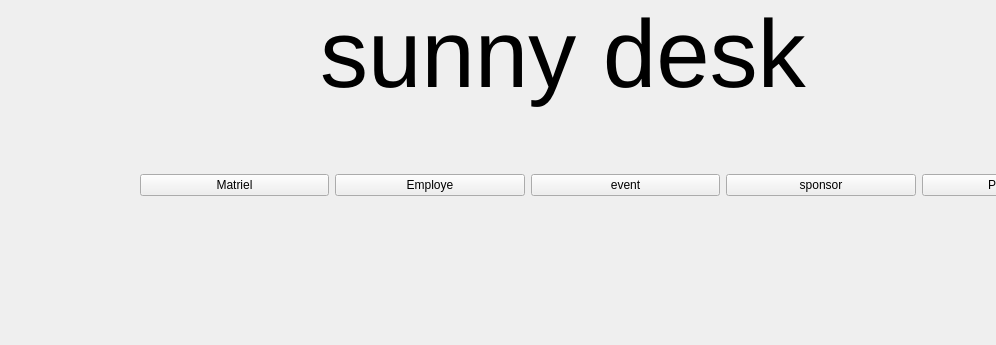
First picture: the form in mainwindow.ui, repository medali141/sunny, before the edit; both pictures show x 0 to 996 and y 0 to 345 of the 1323 by 666 pixel window.
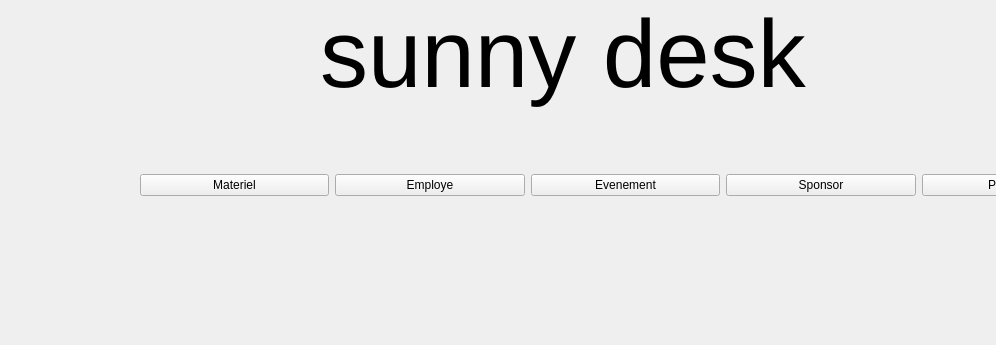
Second picture: the form after the edit.

Commit message: tache sponsor crud + metiers simples

The edit to the form file:
```diff
--- a/mainwindow.ui
+++ b/mainwindow.ui
@@ -59,7 +59,7 @@
      <item>
       <widget class="QPushButton" name="matrielButton">
        <property name="text">
-        <string>Matriel</string>
+        <string>Materiel</string>
        </property>
       </widget>
      </item>
@@ -73,14 +73,14 @@
      <item>
       <widget class="QPushButton" name="eventButton">
        <property name="text">
-        <string>event</string>
+        <string>Evenement</string>
        </property>
       </widget>
      </item>
      <item>
       <widget class="QPushButton" name="sponsorButton">
        <property name="text">
-        <string>sponsor</string>
+        <string>Sponsor</string>
        </property>
       </widget>
      </item>
```
The commit also changes 530 other files.
